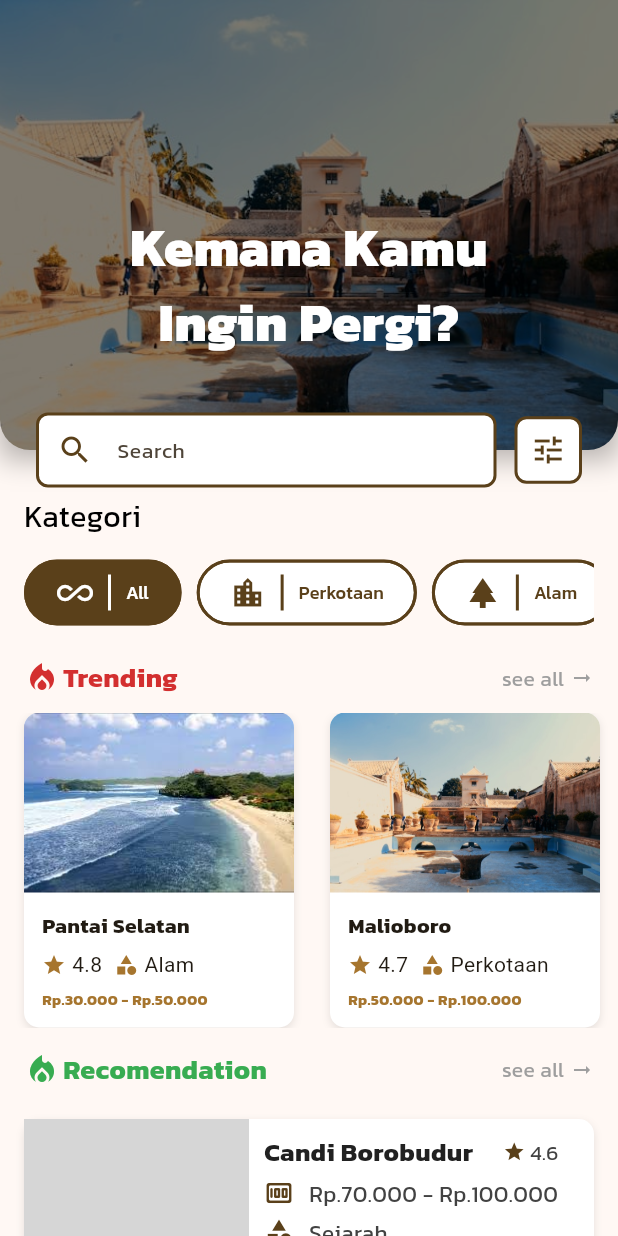
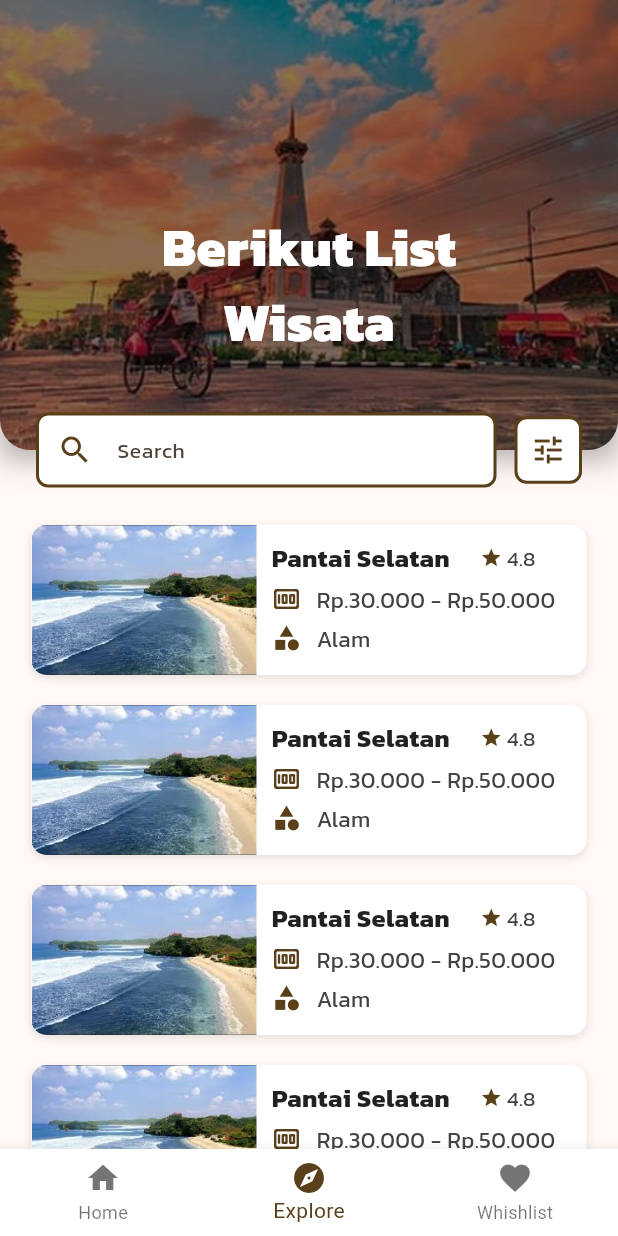
Before and after one commit to Alope-Community/forClient_TravelApp, a Flutter app: the HomePage screen opened directly, after a tap on "see all", on a phone screen of 412 x 824 dp. Run offline on Flutter 3.47's test engine with Material 3 defaults, Android fonts, the phone set to English and light mode, and no system bars; grey boxes are pictures that could not be loaded.

Commit message:
set page list_wisata

```diff
--- a/lib/screens/home.dart
+++ b/lib/screens/home.dart
@@ -1,20 +1,27 @@
 import 'package:flutter/material.dart';
+import 'package:forclient_travelapp/screens/list_wisata.dart';
+import 'package:forclient_travelapp/screens/wishlist.dart';
+import 'package:forclient_travelapp/utils/constant.dart';
 import 'package:forclient_travelapp/widgets/home/header_section.dart';
 import 'package:forclient_travelapp/widgets/home/recomendation_card.dart';
 import 'package:forclient_travelapp/widgets/home/trending_card.dart';
 import '../widgets/home/category_filter.dart';
-import '../widgets/home/banner.dart';
+import '../widgets/banner.dart';
 
 class HomePage extends StatelessWidget {
   const HomePage({super.key});
 
   @override
   Widget build(BuildContext context) {
-    return Scaffold(
+    var scaffold = Scaffold(
       body: ListView(
         padding: EdgeInsets.zero,
         children: [
-          SearchBanner(),
+          SearchBanner(
+            imageUrl: 'assets/images/banner.jpg',
+            title: 'Kemana Kamu\nIngin Pergi?',
+            page: 'home',
+          ),
           SizedBox(height: 10),
           CategoryFilter(),
           HeaderSection(title: "Trending", seeAll: "see all"),
@@ -50,9 +57,18 @@ class HomePage extends StatelessWidget {
             ),
           ),
           SizedBox(height: 15),
-          HeaderSection(seeAll: "see all", title: "Recomendation"),
+          HeaderSection(
+            seeAll: "see all",
+            title: "Recomendation",
+            onSeeAllPressed:
+                () => {
+                  Navigator.push(
+                    context,
+                    MaterialPageRoute(builder: (context) => ListWisata()),
+                  ),
+                },
+          ),
           SizedBox(height: 10),
-
           RecomendationCard(
             imageUrl: 'assets/images/borubudur.jpg',
             title: 'Candi Borobudur',
@@ -77,6 +93,36 @@ class HomePage extends StatelessWidget {
           // SizedBox(height: 1,)
         ],
       ),
+      bottomNavigationBar: BottomNavigationBar(
+        backgroundColor: Colors.white,
+        type: BottomNavigationBarType.fixed,
+        items: const [
+          BottomNavigationBarItem(icon: Icon(Icons.home), label: 'Home'),
+          BottomNavigationBarItem(icon: Icon(Icons.explore), label: 'Explore'),
+          BottomNavigationBarItem(
+            icon: Icon(Icons.favorite),
+            label: 'Whishlist',
+          ),
+        ],
+        currentIndex: 0,
+        selectedItemColor: AppColors.primary,
+        onTap: (index) {
+          if (index == 0) {
+            // Explro Tapped
+          } else if (index == 1) {
+            Navigator.push(
+              context,
+              MaterialPageRoute(builder: (context) => ListWisata()),
+            );
+          } else if (index == 2) {
+            Navigator.push(
+              context,
+              MaterialPageRoute(builder: (context) => WishlistPage()),
+            );
+          }
+        },
+      ),
     );
+    return scaffold;
   }
 }
--- /dev/null
+++ b/lib/screens/list_wisata.dart
@@ -0,0 +1,86 @@
+import 'package:flutter/material.dart';
+import 'package:forclient_travelapp/screens/home.dart';
+import 'package:forclient_travelapp/screens/wishlist.dart';
+import 'package:forclient_travelapp/utils/constant.dart';
+import 'package:forclient_travelapp/widgets/banner.dart';
+import 'package:forclient_travelapp/widgets/list_item/card_widget.dart';
+
+class ListWisata extends StatelessWidget {
+  const ListWisata({Key? key}) : super(key: key);
+
+  @override
+  Widget build(BuildContext context) {
+    return Scaffold(
+      body: ListView(
+        padding: EdgeInsets.zero,
+        children: [
+          SearchBanner(
+            imageUrl: 'assets/images/banner2.jpg',
+            title: 'Berikut List\nWisata',
+            page: 'listWisata',
+          ),
+          SizedBox(height: 40),
+          Container(
+          padding: EdgeInsets.symmetric(horizontal: 5),
+            // padding: const EdgeInsets.symmetric(horizontal: ),
+            child: Column(
+              crossAxisAlignment: CrossAxisAlignment.start,
+              children: [
+                for (int i = 1; i <= 4; i++)
+                  CardWidget(
+                    imageUrl: 'assets/images/pantai-selatan.jpg',
+                    title: 'Pantai Selatan',
+                    kategori: 'Alam',
+                    rating: '4.8',
+                    price: 'Rp.30.000 - Rp.50.000',
+                    onTap: () {
+                      // Aksi saat card di-tap
+                      print('Card $i tapped!');
+                    },
+                  ),
+              ],
+            ),
+          ),
+        ],
+      ),
+       bottomNavigationBar: BottomNavigationBar(
+        backgroundColor: Colors.white,
+        type: BottomNavigationBarType.fixed,
+        items: const [
+          BottomNavigationBarItem(
+            icon: Icon(Icons.home),
+            label: 'Home',
+          ),
+          BottomNavigationBarItem(
+            icon: Icon(Icons.explore),
+            label: 'Explore',
+          ),
+          BottomNavigationBarItem(
+            icon: Icon(Icons.favorite),
+            label: 'Whishlist',
+          ),
+        ],
+        currentIndex: 1,
+        selectedItemColor: AppColors.primary,
+        onTap: (index) {
+         if (index == 0) {
+            // Home tapped
+            Navigator.push(
+              context,
+              MaterialPageRoute(builder: (context) => HomePage()),
+            );
+          } else if (index == 1) {
+            // Explore tapped
+          } else if (index == 2) {
+            // Wishlist tapped
+            Navigator.push(
+              context,
+              MaterialPageRoute(builder: (context) => WishlistPage()),
+            );
+          }
+        },
+      ),
+    );
+    // Tulisan di tengah
+  }
+}
--- a/lib/screens/wishlist.dart
+++ b/lib/screens/wishlist.dart
@@ -1,4 +1,6 @@
 import 'package:flutter/material.dart';
+import 'package:forclient_travelapp/screens/home.dart';
+import 'package:forclient_travelapp/screens/list_wisata.dart';
 import 'package:forclient_travelapp/utils/constant.dart';
 
 class WishlistPage extends StatefulWidget {
@@ -29,19 +31,6 @@ class _WishlistPageState extends State<WishlistPage> {
   @override
   Widget build(BuildContext context) {
     return Scaffold(
-      appBar: AppBar(
-        title: Text(
-          'Wishlist',
-          style: AppTextStyles.heading2.copyWith(color: Colors.white),
-        ),
-        centerTitle: true,
-        backgroundColor: AppColors.primary,
-        foregroundColor: Colors.white,
-        leading: IconButton(
-          icon: const Icon(Icons.arrow_back),
-          onPressed: () => Navigator.pop(context),
-        ),
-      ),
       backgroundColor: Colors.white,
       body:
           wishlistItems.isEmpty
@@ -66,9 +55,7 @@ class _WishlistPageState extends State<WishlistPage> {
                   return Dismissible(
                     key: Key(item['key']),
                     direction: DismissDirection.endToStart,
-                    onDismissed: (direction) {
-
-                    },
+                    onDismissed: (direction) {},
                     child: Card(
                       color: Colors.white,
                       shape: RoundedRectangleBorder(
@@ -170,6 +157,36 @@ class _WishlistPageState extends State<WishlistPage> {
                   );
                 },
               ),
+
+      bottomNavigationBar: BottomNavigationBar(
+        backgroundColor: Colors.white,
+        type: BottomNavigationBarType.fixed,
+        items: const [
+          BottomNavigationBarItem(icon: Icon(Icons.home), label: 'Home'),
+          BottomNavigationBarItem(icon: Icon(Icons.explore), label: 'Explore'),
+          BottomNavigationBarItem(
+            icon: Icon(Icons.favorite),
+            label: 'Whishlist',
+          ),
+        ],
+        currentIndex: 2,
+        selectedItemColor: AppColors.primary,
+        onTap: (index) {
+          if (index == 0) {
+            Navigator.push(
+              context,
+              MaterialPageRoute(builder: (context) => HomePage()),
+            );
+          } else if (index == 1) {
+            Navigator.push(
+              context,
+              MaterialPageRoute(builder: (context) => ListWisata()),
+            );
+          } else if (index == 2) {
+            // Wishlist tapped
+          }
+        },
+      ),
     );
   }
 }
--- a/lib/widgets/home/banner.dart
+++ b/lib/widgets/banner.dart
@@ -1,8 +1,17 @@
 import 'package:flutter/material.dart';
-import 'package:forclient_travelapp/widgets/home/search_input.dart';
+import 'package:forclient_travelapp/widgets/search_input.dart';
 
 class SearchBanner extends StatelessWidget {
-  const SearchBanner({super.key});
+  String imageUrl;
+  String title;
+  String page;
+
+  SearchBanner({
+    super.key,
+    required this.imageUrl,
+    required this.title,
+    required this.page,
+  });
 
   @override
   Widget build(BuildContext context) {
@@ -26,7 +35,7 @@ class SearchBanner extends StatelessWidget {
               bottomRight: Radius.circular(20),
             ),
             child: Image.asset(
-              'assets/images/banner.jpg',
+              imageUrl,
               width: double.infinity,
               color: Colors.black45,
               colorBlendMode: BlendMode.darken,
@@ -41,11 +50,11 @@ class SearchBanner extends StatelessWidget {
           child: Container(
             alignment: Alignment.center,
             padding: const EdgeInsets.symmetric(horizontal: 24),
-            child: const Column(
+            child: Column(
               mainAxisAlignment: MainAxisAlignment.end,
               children: [
                 Text(
-                  'Kemana Kamu\nIngin Pergi?',
+                  title,
                   textAlign: TextAlign.center,
                   style: TextStyle(
                     fontSize: 35,
@@ -54,10 +63,7 @@ class SearchBanner extends StatelessWidget {
                     color: Colors.white,
                   ),
                 ),
-
-                SizedBox(
-                  height: 60,
-                ),
+                SizedBox(height: 60),
               ],
             ),
           ),
--- a/lib/widgets/home/header_section.dart
+++ b/lib/widgets/home/header_section.dart
@@ -1,4 +1,5 @@
 import 'package:flutter/material.dart';
+import 'package:forclient_travelapp/screens/list_wisata.dart';
 import 'package:forclient_travelapp/utils/constant.dart';
 
 class HeaderSection extends StatelessWidget {
@@ -8,12 +9,12 @@ class HeaderSection extends StatelessWidget {
   final void Function()? onTitlePressed;
 
   const HeaderSection({
-    Key? key,
+    super.key,
     this.onSeeAllPressed,
     this.onTitlePressed,
     required this.title,
     required this.seeAll,
-  }) : super(key: key);
+  });
 
 
 
@@ -32,9 +33,7 @@ class HeaderSection extends StatelessWidget {
                 ),
                 const SizedBox(width: 2),
                 GestureDetector(
-                  onTap: () {
-                    print('Title pressed');
-                  },
+                  onTap: onTitlePressed,
                   child: Text(
                     title,
                     style: TextStyle(
@@ -51,9 +50,7 @@ class HeaderSection extends StatelessWidget {
               children: [
                GestureDetector(
                   onTap: () {
-                    // Aksi ketika "See All" ditekan
-                    // Misalnya, navigasi ke halaman lain atau tampilkan daftar lengkap
-                    print('See All pressed');
+                   Navigator.push(context, MaterialPageRoute(builder: (context) => ListWisata()));
                   },
                   child: Text(
                     seeAll,
--- /dev/null
+++ b/lib/widgets/list_item/card_widget.dart
@@ -0,0 +1,140 @@
+import 'package:flutter/material.dart';
+import 'package:forclient_travelapp/utils/constant.dart';
+
+class CardWidget extends StatelessWidget {
+  final String imageUrl;
+  final String title;
+  final String rating;
+  final String kategori;
+  final String price;
+  final Function()? onTap;
+
+  const CardWidget({
+    super.key,
+    required this.imageUrl,
+    required this.title,
+    required this.kategori,
+    required this.rating,
+    required this.price,
+    this.onTap,
+  });
+
+  @override
+  Widget build(BuildContext context) {
+    return InkWell(
+      onDoubleTap: onTap,
+      child: Container(
+        height: 100,
+        margin: EdgeInsets.symmetric(horizontal: 16, vertical: 10),
+        decoration: BoxDecoration(
+          color: Colors.white,
+          borderRadius: BorderRadius.circular(10),
+          boxShadow: [
+            BoxShadow(
+              color: Colors.black.withOpacity(0.1),
+              blurRadius: 4,
+              offset: const Offset(0, 2),
+            ),
+          ],
+        ),
+        child: Row(
+          mainAxisAlignment: MainAxisAlignment.start,
+          children: [
+            ClipRRect(
+              borderRadius: const BorderRadius.only(
+                topLeft: Radius.circular(10),
+                bottomLeft: Radius.circular(10),
+              ),
+              child: Image.asset(
+                imageUrl,
+                width: 150,
+                height: 100,
+                fit: BoxFit.cover,
+              ),
+            ),
+            Container(
+              margin: EdgeInsets.all(10),
+              child: Column(
+                crossAxisAlignment: CrossAxisAlignment.start,
+                children: [
+                  Row(
+                    children: [
+                      Text(
+                        title,
+                        style: TextStyle(
+                          color: AppColors.textPrimary,
+                          fontSize: 17,
+                          fontFamily: 'kanit',
+                          fontWeight: FontWeight.bold,
+                        ),
+                      ),
+                      Padding(
+                        padding: EdgeInsets.only(left: 20),
+                        child: Row(
+                          spacing: 3,
+                          mainAxisAlignment: MainAxisAlignment.end,
+                          children: [
+                            Icon(
+                              Icons.star,
+                              color: AppColors.primary,
+                              size: 15,
+                            ),
+                            Text(
+                              rating,
+                              style: TextStyle(
+                                color: AppColors.textSecondary,
+                                fontFamily: 'kanit',
+                                fontSize: 14,
+                                fontWeight: FontWeight.normal,
+                              ),
+                            ),
+                          ],
+                        ),
+                      ),
+                    ],
+                  ),
+                  SizedBox(height: 5),
+                  Row(
+                    mainAxisAlignment: MainAxisAlignment.start,
+                    children: [
+                      Icon(
+                        Icons.money_rounded,
+                        color: AppColors.primary,
+                        size: 20,
+                      ),
+                      SizedBox(width: 10),
+                      Text(
+                        price,
+                        style: TextStyle(
+                          color: AppColors.textSecondary,
+                          fontFamily: 'kanit',
+                          fontSize: 15,
+                        ),
+                      ),
+                    ],
+                  ),
+                  SizedBox(height: 5),
+                  Row(
+                    crossAxisAlignment: CrossAxisAlignment.start,
+                    children: [
+                      Icon(Icons.category, color: AppColors.primary, size: 20),
+                      SizedBox(width: 10,),
+                      Text(
+                        kategori,
+                        style: TextStyle(
+                          color: AppColors.textSecondary,
+                          fontFamily: 'kanit',
+                          fontSize: 15,
+                        ),
+                      ),
+                    ],
+                  ),
+                ],
+              ),
+            ),
+          ],
+        ),
+      ),
+    );
+  }
+}
--- a/pubspec.yaml
+++ b/pubspec.yaml
@@ -59,10 +59,14 @@ flutter:
 
   # To add assets to your application, add an assets section, like this:
   assets:
+    # Images
     - assets/images/banner.jpg
     - assets/images/bank_indonesia.jpg
     - assets/images/borubudur.jpg
+    - assets/images/banner2.jpg
     - assets/images/pantai-selatan.jpg
+
+    # Json files
     - assets/data/wisata.json
   #   - images/a_dot_ham.jpeg
 
```
Also changed, not shown: assets/images/banner2.jpg (added), lib/widgets/search_input.dart (renamed from lib/widgets/home/search_input.dart).
